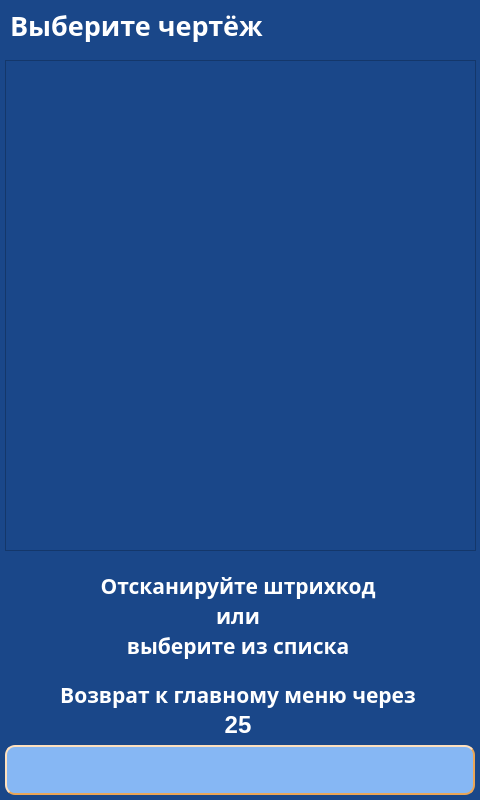
Qt form client/GUI/ui/screen_33_select_plan.ui (komrade2801/AutoSklad) before a commit.
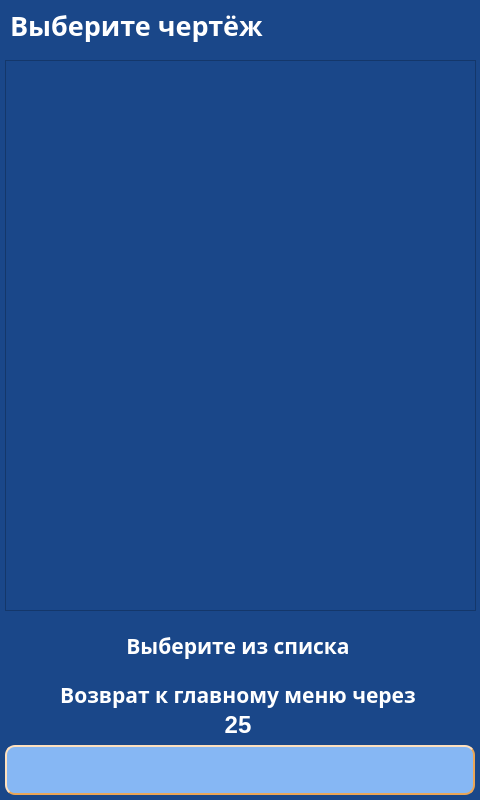
The same form after that commit. Icons and pictures are not drawn.

Commit message: fixed return from select plan screen

The edit to the form file:
```diff
--- a/client/GUI/ui/screen_33_select_plan.ui
+++ b/client/GUI/ui/screen_33_select_plan.ui
@@ -600,328 +600,6 @@
     <set>Qt::AlignCenter</set>
    </property>
   </widget>
-  <widget class="QLabel" name="lbl_info_3">
-   <property name="geometry">
-    <rect>
-     <x>30</x>
-     <y>600</y>
-     <width>416</width>
-     <height>31</height>
-    </rect>
-   </property>
-   <property name="palette">
-    <palette>
-     <active>
-      <colorrole role="WindowText">
-       <brush brushstyle="SolidPattern">
-        <color alpha="255">
-         <red>255</red>
-         <green>255</green>
-         <blue>255</blue>
-        </color>
-       </brush>
-      </colorrole>
-      <colorrole role="Button">
-       <brush brushstyle="LinearGradientPattern">
-        <gradient startx="0.000000000000000" starty="0.000000000000000" endx="1.000000000000000" endy="0.000000000000000" type="LinearGradient" spread="PadSpread" coordinatemode="ObjectBoundingMode">
-         <gradientstop position="0.000000000000000">
-          <color alpha="0">
-           <red>0</red>
-           <green>0</green>
-           <blue>0</blue>
-          </color>
-         </gradientstop>
-         <gradientstop position="1.000000000000000">
-          <color alpha="0">
-           <red>255</red>
-           <green>255</green>
-           <blue>255</blue>
-          </color>
-         </gradientstop>
-        </gradient>
-       </brush>
-      </colorrole>
-      <colorrole role="Text">
-       <brush brushstyle="SolidPattern">
-        <color alpha="255">
-         <red>255</red>
-         <green>255</green>
-         <blue>255</blue>
-        </color>
-       </brush>
-      </colorrole>
-      <colorrole role="ButtonText">
-       <brush brushstyle="SolidPattern">
-        <color alpha="255">
-         <red>255</red>
-         <green>255</green>
-         <blue>255</blue>
-        </color>
-       </brush>
-      </colorrole>
-      <colorrole role="Base">
-       <brush brushstyle="LinearGradientPattern">
-        <gradient startx="0.000000000000000" starty="0.000000000000000" endx="1.000000000000000" endy="0.000000000000000" type="LinearGradient" spread="PadSpread" coordinatemode="ObjectBoundingMode">
-         <gradientstop position="0.000000000000000">
-          <color alpha="0">
-           <red>0</red>
-           <green>0</green>
-           <blue>0</blue>
-          </color>
-         </gradientstop>
-         <gradientstop position="1.000000000000000">
-          <color alpha="0">
-           <red>255</red>
-           <green>255</green>
-           <blue>255</blue>
-          </color>
-         </gradientstop>
-        </gradient>
-       </brush>
-      </colorrole>
-      <colorrole role="Window">
-       <brush brushstyle="LinearGradientPattern">
-        <gradient startx="0.000000000000000" starty="0.000000000000000" endx="1.000000000000000" endy="0.000000000000000" type="LinearGradient" spread="PadSpread" coordinatemode="ObjectBoundingMode">
-         <gradientstop position="0.000000000000000">
-          <color alpha="0">
-           <red>0</red>
-           <green>0</green>
-           <blue>0</blue>
-          </color>
-         </gradientstop>
-         <gradientstop position="1.000000000000000">
-          <color alpha="0">
-           <red>255</red>
-           <green>255</green>
-           <blue>255</blue>
-          </color>
-         </gradientstop>
-        </gradient>
-       </brush>
-      </colorrole>
-      <colorrole role="PlaceholderText">
-       <brush brushstyle="NoBrush">
-        <color alpha="128">
-         <red>255</red>
-         <green>255</green>
-         <blue>255</blue>
-        </color>
-       </brush>
-      </colorrole>
-     </active>
-     <inactive>
-      <colorrole role="WindowText">
-       <brush brushstyle="SolidPattern">
-        <color alpha="255">
-         <red>255</red>
-         <green>255</green>
-         <blue>255</blue>
-        </color>
-       </brush>
-      </colorrole>
-      <colorrole role="Button">
-       <brush brushstyle="LinearGradientPattern">
-        <gradient startx="0.000000000000000" starty="0.000000000000000" endx="1.000000000000000" endy="0.000000000000000" type="LinearGradient" spread="PadSpread" coordinatemode="ObjectBoundingMode">
-         <gradientstop position="0.000000000000000">
-          <color alpha="0">
-           <red>0</red>
-           <green>0</green>
-           <blue>0</blue>
-          </color>
-         </gradientstop>
-         <gradientstop position="1.000000000000000">
-          <color alpha="0">
-           <red>255</red>
-           <green>255</green>
-           <blue>255</blue>
-          </color>
-         </gradientstop>
-        </gradient>
-       </brush>
-      </colorrole>
-      <colorrole role="Text">
-       <brush brushstyle="SolidPattern">
-        <color alpha="255">
-         <red>255</red>
-         <green>255</green>
-         <blue>255</blue>
-        </color>
-       </brush>
-      </colorrole>
-      <colorrole role="ButtonText">
-       <brush brushstyle="SolidPattern">
-        <color alpha="255">
-         <red>255</red>
-         <green>255</green>
-         <blue>255</blue>
-        </color>
-       </brush>
-      </colorrole>
-      <colorrole role="Base">
-       <brush brushstyle="LinearGradientPattern">
-        <gradient startx="0.000000000000000" starty="0.000000000000000" endx="1.000000000000000" endy="0.000000000000000" type="LinearGradient" spread="PadSpread" coordinatemode="ObjectBoundingMode">
-         <gradientstop position="0.000000000000000">
-          <color alpha="0">
-           <red>0</red>
-           <green>0</green>
-           <blue>0</blue>
-          </color>
-         </gradientstop>
-         <gradientstop position="1.000000000000000">
-          <color alpha="0">
-           <red>255</red>
-           <green>255</green>
-           <blue>255</blue>
-          </color>
-         </gradientstop>
-        </gradient>
-       </brush>
-      </colorrole>
-      <colorrole role="Window">
-       <brush brushstyle="LinearGradientPattern">
-        <gradient startx="0.000000000000000" starty="0.000000000000000" endx="1.000000000000000" endy="0.000000000000000" type="LinearGradient" spread="PadSpread" coordinatemode="ObjectBoundingMode">
-         <gradientstop position="0.000000000000000">
-          <color alpha="0">
-           <red>0</red>
-           <green>0</green>
-           <blue>0</blue>
-          </color>
-         </gradientstop>
-         <gradientstop position="1.000000000000000">
-          <color alpha="0">
-           <red>255</red>
-           <green>255</green>
-           <blue>255</blue>
-          </color>
-         </gradientstop>
-        </gradient>
-       </brush>
-      </colorrole>
-      <colorrole role="PlaceholderText">
-       <brush brushstyle="NoBrush">
-        <color alpha="128">
-         <red>255</red>
-         <green>255</green>
-         <blue>255</blue>
-        </color>
-       </brush>
-      </colorrole>
-     </inactive>
-     <disabled>
-      <colorrole role="WindowText">
-       <brush brushstyle="SolidPattern">
-        <color alpha="255">
-         <red>255</red>
-         <green>255</green>
-         <blue>255</blue>
-        </color>
-       </brush>
-      </colorrole>
-      <colorrole role="Button">
-       <brush brushstyle="LinearGradientPattern">
-        <gradient startx="0.000000000000000" starty="0.000000000000000" endx="1.000000000000000" endy="0.000000000000000" type="LinearGradient" spread="PadSpread" coordinatemode="ObjectBoundingMode">
-         <gradientstop position="0.000000000000000">
-          <color alpha="0">
-           <red>0</red>
-           <green>0</green>
-           <blue>0</blue>
-          </color>
-         </gradientstop>
-         <gradientstop position="1.000000000000000">
-          <color alpha="0">
-           <red>255</red>
-           <green>255</green>
-           <blue>255</blue>
-          </color>
-         </gradientstop>
-        </gradient>
-       </brush>
-      </colorrole>
-      <colorrole role="Text">
-       <brush brushstyle="SolidPattern">
-        <color alpha="255">
-         <red>255</red>
-         <green>255</green>
-         <blue>255</blue>
-        </color>
-       </brush>
-      </colorrole>
-      <colorrole role="ButtonText">
-       <brush brushstyle="SolidPattern">
-        <color alpha="255">
-         <red>255</red>
-         <green>255</green>
-         <blue>255</blue>
-        </color>
-       </brush>
-      </colorrole>
-      <colorrole role="Base">
-       <brush brushstyle="LinearGradientPattern">
-        <gradient startx="0.000000000000000" starty="0.000000000000000" endx="1.000000000000000" endy="0.000000000000000" type="LinearGradient" spread="PadSpread" coordinatemode="ObjectBoundingMode">
-         <gradientstop position="0.000000000000000">
-          <color alpha="0">
-           <red>0</red>
-           <green>0</green>
-           <blue>0</blue>
-          </color>
-         </gradientstop>
-         <gradientstop position="1.000000000000000">
-          <color alpha="0">
-           <red>255</red>
-           <green>255</green>
-           <blue>255</blue>
-          </color>
-         </gradientstop>
-        </gradient>
-       </brush>
-      </colorrole>
-      <colorrole role="Window">
-       <brush brushstyle="LinearGradientPattern">
-        <gradient startx="0.000000000000000" starty="0.000000000000000" endx="1.000000000000000" endy="0.000000000000000" type="LinearGradient" spread="PadSpread" coordinatemode="ObjectBoundingMode">
-         <gradientstop position="0.000000000000000">
-          <color alpha="0">
-           <red>0</red>
-           <green>0</green>
-           <blue>0</blue>
-          </color>
-         </gradientstop>
-         <gradientstop position="1.000000000000000">
-          <color alpha="0">
-           <red>255</red>
-           <green>255</green>
-           <blue>255</blue>
-          </color>
-         </gradientstop>
-        </gradient>
-       </brush>
-      </colorrole>
-      <colorrole role="PlaceholderText">
-       <brush brushstyle="NoBrush">
-        <color alpha="128">
-         <red>255</red>
-         <green>255</green>
-         <blue>255</blue>
-        </color>
-       </brush>
-      </colorrole>
-     </disabled>
-    </palette>
-   </property>
-   <property name="font">
-    <font>
-     <family>Arial Black</family>
-     <pointsize>16</pointsize>
-     <weight>75</weight>
-     <bold>true</bold>
-    </font>
-   </property>
-   <property name="text">
-    <string>или</string>
-   </property>
-   <property name="alignment">
-    <set>Qt::AlignCenter</set>
-   </property>
-  </widget>
   <widget class="QLabel" name="lbl_timeout_back">
    <property name="geometry">
     <rect>
@@ -1243,334 +921,6 @@
     <set>Qt::AlignCenter</set>
    </property>
   </widget>
-  <widget class="QLabel" name="lbl_info_2">
-   <property name="geometry">
-    <rect>
-     <x>30</x>
-     <y>570</y>
-     <width>416</width>
-     <height>31</height>
-    </rect>
-   </property>
-   <property name="palette">
-    <palette>
-     <active>
-      <colorrole role="WindowText">
-       <brush brushstyle="SolidPattern">
-        <color alpha="255">
-         <red>255</red>
-         <green>255</green>
-         <blue>255</blue>
-        </color>
-       </brush>
-      </colorrole>
-      <colorrole role="Button">
-       <brush brushstyle="LinearGradientPattern">
-        <gradient startx="0.000000000000000" starty="0.000000000000000" endx="1.000000000000000" endy="0.000000000000000" type="LinearGradient" spread="PadSpread" coordinatemode="ObjectBoundingMode">
-         <gradientstop position="0.000000000000000">
-          <color alpha="0">
-           <red>0</red>
-           <green>0</green>
-           <blue>0</blue>
-          </color>
-         </gradientstop>
-         <gradientstop position="1.000000000000000">
-          <color alpha="0">
-           <red>255</red>
-           <green>255</green>
-           <blue>255</blue>
-          </color>
-         </gradientstop>
-        </gradient>
-       </brush>
-      </colorrole>
-      <colorrole role="Text">
-       <brush brushstyle="SolidPattern">
-        <color alpha="255">
-         <red>255</red>
-         <green>255</green>
-         <blue>255</blue>
-        </color>
-       </brush>
-      </colorrole>
-      <colorrole role="ButtonText">
-       <brush brushstyle="SolidPattern">
-        <color alpha="255">
-         <red>255</red>
-         <green>255</green>
-         <blue>255</blue>
-        </color>
-       </brush>
-      </colorrole>
-      <colorrole role="Base">
-       <brush brushstyle="LinearGradientPattern">
-        <gradient startx="0.000000000000000" starty="0.000000000000000" endx="1.000000000000000" endy="0.000000000000000" type="LinearGradient" spread="PadSpread" coordinatemode="ObjectBoundingMode">
-         <gradientstop position="0.000000000000000">
-          <color alpha="0">
-           <red>0</red>
-           <green>0</green>
-           <blue>0</blue>
-          </color>
-         </gradientstop>
-         <gradientstop position="1.000000000000000">
-          <color alpha="0">
-           <red>255</red>
-           <green>255</green>
-           <blue>255</blue>
-          </color>
-         </gradientstop>
-        </gradient>
-       </brush>
-      </colorrole>
-      <colorrole role="Window">
-       <brush brushstyle="LinearGradientPattern">
-        <gradient startx="0.000000000000000" starty="0.000000000000000" endx="1.000000000000000" endy="0.000000000000000" type="LinearGradient" spread="PadSpread" coordinatemode="ObjectBoundingMode">
-         <gradientstop position="0.000000000000000">
-          <color alpha="0">
-           <red>0</red>
-           <green>0</green>
-           <blue>0</blue>
-          </color>
-         </gradientstop>
-         <gradientstop position="1.000000000000000">
-          <color alpha="0">
-           <red>255</red>
-           <green>255</green>
-           <blue>255</blue>
-          </color>
-         </gradientstop>
-        </gradient>
-       </brush>
-      </colorrole>
-      <colorrole role="PlaceholderText">
-       <brush brushstyle="NoBrush">
-        <color alpha="128">
-         <red>255</red>
-         <green>255</green>
-         <blue>255</blue>
-        </color>
-       </brush>
-      </colorrole>
-     </active>
-     <inactive>
-      <colorrole role="WindowText">
-       <brush brushstyle="SolidPattern">
-        <color alpha="255">
-         <red>255</red>
-         <green>255</green>
-         <blue>255</blue>
-        </color>
-       </brush>
-      </colorrole>
-      <colorrole role="Button">
-       <brush brushstyle="LinearGradientPattern">
-        <gradient startx="0.000000000000000" starty="0.000000000000000" endx="1.000000000000000" endy="0.000000000000000" type="LinearGradient" spread="PadSpread" coordinatemode="ObjectBoundingMode">
-         <gradientstop position="0.000000000000000">
-          <color alpha="0">
-           <red>0</red>
-           <green>0</green>
-           <blue>0</blue>
-          </color>
-         </gradientstop>
-         <gradientstop position="1.000000000000000">
-          <color alpha="0">
-           <red>255</red>
-           <green>255</green>
-           <blue>255</blue>
-          </color>
-         </gradientstop>
-        </gradient>
-       </brush>
-      </colorrole>
-      <colorrole role="Text">
-       <brush brushstyle="SolidPattern">
-        <color alpha="255">
-         <red>255</red>
-         <green>255</green>
-         <blue>255</blue>
-        </color>
-       </brush>
-      </colorrole>
-      <colorrole role="ButtonText">
-       <brush brushstyle="SolidPattern">
-        <color alpha="255">
-         <red>255</red>
-         <green>255</green>
-         <blue>255</blue>
-        </color>
-       </brush>
-      </colorrole>
-      <colorrole role="Base">
-       <brush brushstyle="LinearGradientPattern">
-        <gradient startx="0.000000000000000" starty="0.000000000000000" endx="1.000000000000000" endy="0.000000000000000" type="LinearGradient" spread="PadSpread" coordinatemode="ObjectBoundingMode">
-         <gradientstop position="0.000000000000000">
-          <color alpha="0">
-           <red>0</red>
-           <green>0</green>
-           <blue>0</blue>
-          </color>
-         </gradientstop>
-         <gradientstop position="1.000000000000000">
-          <color alpha="0">
-           <red>255</red>
-           <green>255</green>
-           <blue>255</blue>
-          </color>
-         </gradientstop>
-        </gradient>
-       </brush>
-      </colorrole>
-      <colorrole role="Window">
-       <brush brushstyle="LinearGradientPattern">
-        <gradient startx="0.000000000000000" starty="0.000000000000000" endx="1.000000000000000" endy="0.000000000000000" type="LinearGradient" spread="PadSpread" coordinatemode="ObjectBoundingMode">
-         <gradientstop position="0.000000000000000">
-          <color alpha="0">
-           <red>0</red>
-           <green>0</green>
-           <blue>0</blue>
-          </color>
-         </gradientstop>
-         <gradientstop position="1.000000000000000">
-          <color alpha="0">
-           <red>255</red>
-           <green>255</green>
-           <blue>255</blue>
-          </color>
-         </gradientstop>
-        </gradient>
-       </brush>
-      </colorrole>
-      <colorrole role="PlaceholderText">
-       <brush brushstyle="NoBrush">
-        <color alpha="128">
-         <red>255</red>
-         <green>255</green>
-         <blue>255</blue>
-        </color>
-       </brush>
-      </colorrole>
-     </inactive>
-     <disabled>
-      <colorrole role="WindowText">
-       <brush brushstyle="SolidPattern">
-        <color alpha="255">
-         <red>255</red>
-         <green>255</green>
-         <blue>255</blue>
-        </color>
-       </brush>
-      </colorrole>
-      <colorrole role="Button">
-       <brush brushstyle="LinearGradientPattern">
-        <gradient startx="0.000000000000000" starty="0.000000000000000" endx="1.000000000000000" endy="0.000000000000000" type="LinearGradient" spread="PadSpread" coordinatemode="ObjectBoundingMode">
-         <gradientstop position="0.000000000000000">
-          <color alpha="0">
-           <red>0</red>
-           <green>0</green>
-           <blue>0</blue>
-          </color>
-         </gradientstop>
-         <gradientstop position="1.000000000000000">
-          <color alpha="0">
-           <red>255</red>
-           <green>255</green>
-           <blue>255</blue>
-          </color>
-         </gradientstop>
-        </gradient>
-       </brush>
-      </colorrole>
-      <colorrole role="Text">
-       <brush brushstyle="SolidPattern">
-        <color alpha="255">
-         <red>255</red>
-         <green>255</green>
-         <blue>255</blue>
-        </color>
-       </brush>
-      </colorrole>
-      <colorrole role="ButtonText">
-       <brush brushstyle="SolidPattern">
-        <color alpha="255">
-         <red>255</red>
-         <green>255</green>
-         <blue>255</blue>
-        </color>
-       </brush>
-      </colorrole>
-      <colorrole role="Base">
-       <brush brushstyle="LinearGradientPattern">
-        <gradient startx="0.000000000000000" starty="0.000000000000000" endx="1.000000000000000" endy="0.000000000000000" type="LinearGradient" spread="PadSpread" coordinatemode="ObjectBoundingMode">
-         <gradientstop position="0.000000000000000">
-          <color alpha="0">
-           <red>0</red>
-           <green>0</green>
-           <blue>0</blue>
-          </color>
-         </gradientstop>
-         <gradientstop position="1.000000000000000">
-          <color alpha="0">
-           <red>255</red>
-           <green>255</green>
-           <blue>255</blue>
-          </color>
-         </gradientstop>
-        </gradient>
-       </brush>
-      </colorrole>
-      <colorrole role="Window">
-       <brush brushstyle="LinearGradientPattern">
-        <gradient startx="0.000000000000000" starty="0.000000000000000" endx="1.000000000000000" endy="0.000000000000000" type="LinearGradient" spread="PadSpread" coordinatemode="ObjectBoundingMode">
-         <gradientstop position="0.000000000000000">
-          <color alpha="0">
-           <red>0</red>
-           <green>0</green>
-           <blue>0</blue>
-          </color>
-         </gradientstop>
-         <gradientstop position="1.000000000000000">
-          <color alpha="0">
-           <red>255</red>
-           <green>255</green>
-           <blue>255</blue>
-          </color>
-         </gradientstop>
-        </gradient>
-       </brush>
-      </colorrole>
-      <colorrole role="PlaceholderText">
-       <brush brushstyle="NoBrush">
-        <color alpha="128">
-         <red>255</red>
-         <green>255</green>
-         <blue>255</blue>
-        </color>
-       </brush>
-      </colorrole>
-     </disabled>
-    </palette>
-   </property>
-   <property name="font">
-    <font>
-     <family>Arial Black</family>
-     <pointsize>16</pointsize>
-     <weight>75</weight>
-     <bold>true</bold>
-    </font>
-   </property>
-   <property name="text">
-    <string>Отсканируйте штрихкод</string>
-   </property>
-   <property name="textFormat">
-    <enum>Qt::AutoText</enum>
-   </property>
-   <property name="alignment">
-    <set>Qt::AlignCenter</set>
-   </property>
-   <property name="wordWrap">
-    <bool>true</bool>
-   </property>
-  </widget>
   <widget class="QListWidget" name="listWidget">
    <property name="enabled">
     <bool>true</bool>
@@ -1580,7 +930,7 @@
      <x>5</x>
      <y>60</y>
      <width>471</width>
-     <height>491</height>
+     <height>551</height>
     </rect>
    </property>
    <property name="sizePolicy">
@@ -1942,7 +1292,7 @@
     </font>
    </property>
    <property name="text">
-    <string>выберите из списка</string>
+    <string>Выберите из списка</string>
    </property>
    <property name="alignment">
     <set>Qt::AlignCenter</set>
```
The commit also changes 4 other files.
